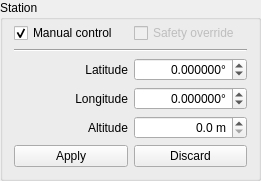
Old version of the form widgets/qstation.ui in the repository AMOS-uniba/amos-client.
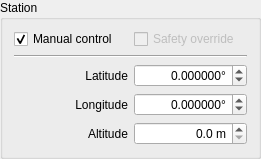
New version of the form.

```diff
--- a/widgets/qstation.ui
+++ b/widgets/qstation.ui
@@ -7,7 +7,7 @@
     <x>0</x>
     <y>0</y>
     <width>261</width>
-    <height>162</height>
+    <height>137</height>
    </rect>
   </property>
   <property name="sizePolicy">
@@ -24,7 +24,7 @@
   </property>
   <layout class="QGridLayout" name="gridLayout">
    <property name="topMargin">
-    <number>3</number>
+    <number>9</number>
    </property>
    <item row="4" column="1">
     <widget class="QDoubleSpinBox" name="dsb_altitude">
@@ -103,36 +103,6 @@
      </property>
     </widget>
    </item>
-   <item row="5" column="0" colspan="2">
-    <layout class="QHBoxLayout" name="hl_station_info">
-     <item>
-      <widget class="QPushButton" name="bt_apply">
-       <property name="enabled">
-        <bool>true</bool>
-       </property>
-       <property name="toolTip">
-        <string>save the changes</string>
-       </property>
-       <property name="text">
-        <string>Apply</string>
-       </property>
-      </widget>
-     </item>
-     <item>
-      <widget class="QPushButton" name="bt_discard">
-       <property name="enabled">
-        <bool>true</bool>
-       </property>
-       <property name="toolTip">
-        <string>reset the changes</string>
-       </property>
-       <property name="text">
-        <string>Discard</string>
-       </property>
-      </widget>
-     </item>
-    </layout>
-   </item>
    <item row="4" column="0">
     <widget class="QLabel" name="lx_alt">
      <property name="text">
```
Left out of the diff: 2 changed lines with no effect on the pictures.
